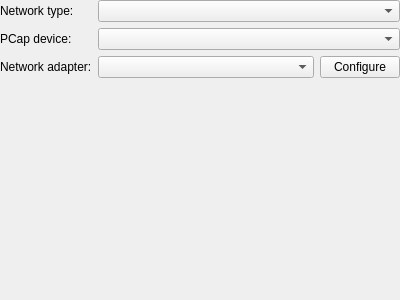
Qt form src/qt/qt_settingsnetwork.ui (86Box/86Box) before a commit.
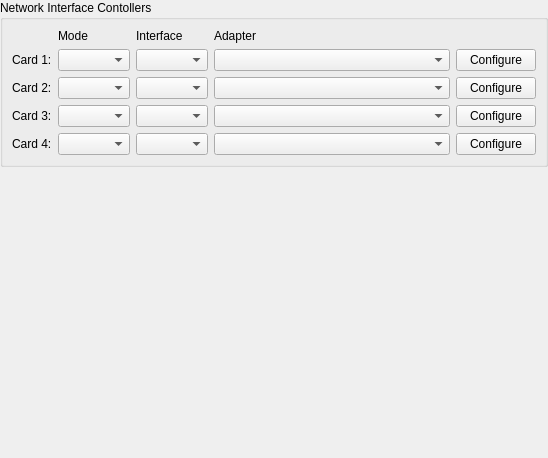
The same form after that commit.

Commit message:
Network overhaul : support for multiple NICs, performance improvement
- Add support for multiple NICs
- Switch from polling to an event loop for the host networking to avoid latency and locking issues

```diff
--- a/src/qt/qt_settingsnetwork.ui
+++ b/src/qt/qt_settingsnetwork.ui
@@ -6,14 +6,14 @@
    <rect>
     <x>0</x>
     <y>0</y>
-    <width>400</width>
-    <height>300</height>
+    <width>548</width>
+    <height>458</height>
    </rect>
   </property>
   <property name="windowTitle">
    <string>Form</string>
   </property>
-  <layout class="QGridLayout" name="gridLayout">
+  <layout class="QVBoxLayout" name="verticalLayout">
    <property name="leftMargin">
     <number>0</number>
    </property>
@@ -26,7 +26,291 @@
    <property name="bottomMargin">
     <number>0</number>
    </property>
-   <item row="6" column="0">
+   <item>
+    <widget class="QGroupBox" name="groupBox">
+     <property name="title">
+      <string>Network Interface Contollers</string>
+     </property>
+     <layout class="QGridLayout" name="gridLayout_3">
+      <item row="0" column="4">
+       <widget class="QLabel" name="label_7">
+        <property name="sizePolicy">
+         <sizepolicy hsizetype="MinimumExpanding" vsizetype="Preferred">
+          <horstretch>0</horstretch>
+          <verstretch>0</verstretch>
+         </sizepolicy>
+        </property>
+        <property name="text">
+         <string>Adapter</string>
+        </property>
+       </widget>
+      </item>
+      <item row="4" column="3">
+       <widget class="QComboBox" name="comboBoxIntf4">
+        <property name="sizePolicy">
+         <sizepolicy hsizetype="Maximum" vsizetype="Fixed">
+          <horstretch>0</horstretch>
+          <verstretch>0</verstretch>
+         </sizepolicy>
+        </property>
+       </widget>
+      </item>
+      <item row="3" column="3">
+       <widget class="QComboBox" name="comboBoxIntf3">
+        <property name="sizePolicy">
+         <sizepolicy hsizetype="Maximum" vsizetype="Fixed">
+          <horstretch>0</horstretch>
+          <verstretch>0</verstretch>
+         </sizepolicy>
+        </property>
+       </widget>
+      </item>
+      <item row="3" column="5">
+       <widget class="QPushButton" name="pushButtonConf3">
+        <property name="sizePolicy">
+         <sizepolicy hsizetype="Maximum" vsizetype="Fixed">
+          <horstretch>0</horstretch>
+          <verstretch>0</verstretch>
+         </sizepolicy>
+        </property>
+        <property name="text">
+         <string>Configure</string>
+        </property>
+       </widget>
+      </item>
+      <item row="1" column="2">
+       <widget class="QComboBox" name="comboBoxNet1">
+        <property name="sizePolicy">
+         <sizepolicy hsizetype="Maximum" vsizetype="Fixed">
+          <horstretch>0</horstretch>
+          <verstretch>0</verstretch>
+         </sizepolicy>
+        </property>
+       </widget>
+      </item>
+      <item row="3" column="0">
+       <widget class="QLabel" name="label_6">
+        <property name="sizePolicy">
+         <sizepolicy hsizetype="Maximum" vsizetype="Preferred">
+          <horstretch>0</horstretch>
+          <verstretch>0</verstretch>
+         </sizepolicy>
+        </property>
+        <property name="text">
+         <string>Card 3:</string>
+        </property>
+       </widget>
+      </item>
+      <item row="4" column="4">
+       <widget class="QComboBox" name="comboBoxNIC4">
+        <property name="sizePolicy">
+         <sizepolicy hsizetype="MinimumExpanding" vsizetype="Fixed">
+          <horstretch>0</horstretch>
+          <verstretch>0</verstretch>
+         </sizepolicy>
+        </property>
+        <property name="sizeAdjustPolicy">
+         <enum>QComboBox::AdjustToContents</enum>
+        </property>
+       </widget>
+      </item>
+      <item row="1" column="0">
+       <widget class="QLabel" name="label_3">
+        <property name="sizePolicy">
+         <sizepolicy hsizetype="Maximum" vsizetype="Preferred">
+          <horstretch>0</horstretch>
+          <verstretch>0</verstretch>
+         </sizepolicy>
+        </property>
+        <property name="text">
+         <string>Card 1:</string>
+        </property>
+       </widget>
+      </item>
+      <item row="0" column="3">
+       <widget class="QLabel" name="label_2">
+        <property name="sizePolicy">
+         <sizepolicy hsizetype="Maximum" vsizetype="Preferred">
+          <horstretch>0</horstretch>
+          <verstretch>0</verstretch>
+         </sizepolicy>
+        </property>
+        <property name="text">
+         <string>Interface</string>
+        </property>
+       </widget>
+      </item>
+      <item row="1" column="4">
+       <widget class="QComboBox" name="comboBoxNIC1">
+        <property name="sizePolicy">
+         <sizepolicy hsizetype="MinimumExpanding" vsizetype="Fixed">
+          <horstretch>0</horstretch>
+          <verstretch>0</verstretch>
+         </sizepolicy>
+        </property>
+        <property name="sizeAdjustPolicy">
+         <enum>QComboBox::AdjustToContents</enum>
+        </property>
+       </widget>
+      </item>
+      <item row="1" column="5">
+       <widget class="QPushButton" name="pushButtonConf1">
+        <property name="sizePolicy">
+         <sizepolicy hsizetype="Maximum" vsizetype="Fixed">
+          <horstretch>0</horstretch>
+          <verstretch>0</verstretch>
+         </sizepolicy>
+        </property>
+        <property name="text">
+         <string>Configure</string>
+        </property>
+       </widget>
+      </item>
+      <item row="3" column="4">
+       <widget class="QComboBox" name="comboBoxNIC3">
+        <property name="sizePolicy">
+         <sizepolicy hsizetype="MinimumExpanding" vsizetype="Fixed">
+          <horstretch>0</horstretch>
+          <verstretch>0</verstretch>
+         </sizepolicy>
+        </property>
+        <property name="sizeAdjustPolicy">
+         <enum>QComboBox::AdjustToContents</enum>
+        </property>
+       </widget>
+      </item>
+      <item row="4" column="2">
+       <widget class="QComboBox" name="comboBoxNet4">
+        <property name="sizePolicy">
+         <sizepolicy hsizetype="Maximum" vsizetype="Fixed">
+          <horstretch>0</horstretch>
+          <verstretch>0</verstretch>
+         </sizepolicy>
+        </property>
+       </widget>
+      </item>
+      <item row="4" column="0">
+       <widget class="QLabel" name="label_5">
+        <property name="sizePolicy">
+         <sizepolicy hsizetype="Maximum" vsizetype="Preferred">
+          <horstretch>0</horstretch>
+          <verstretch>0</verstretch>
+         </sizepolicy>
+        </property>
+        <property name="text">
+         <string>Card 4:</string>
+        </property>
+       </widget>
+      </item>
+      <item row="0" column="2">
+       <widget class="QLabel" name="label">
+        <property name="sizePolicy">
+         <sizepolicy hsizetype="Maximum" vsizetype="Preferred">
+          <horstretch>0</horstretch>
+          <verstretch>0</verstretch>
+         </sizepolicy>
+        </property>
+        <property name="text">
+         <string>Mode</string>
+        </property>
+       </widget>
+      </item>
+      <item row="2" column="0">
+       <widget class="QLabel" name="label_4">
+        <property name="sizePolicy">
+         <sizepolicy hsizetype="Maximum" vsizetype="Preferred">
+          <horstretch>0</horstretch>
+          <verstretch>0</verstretch>
+         </sizepolicy>
+        </property>
+        <property name="text">
+         <string>Card 2:</string>
+        </property>
+       </widget>
+      </item>
+      <item row="3" column="2">
+       <widget class="QComboBox" name="comboBoxNet3">
+        <property name="sizePolicy">
+         <sizepolicy hsizetype="Maximum" vsizetype="Fixed">
+          <horstretch>0</horstretch>
+          <verstretch>0</verstretch>
+         </sizepolicy>
+        </property>
+       </widget>
+      </item>
+      <item row="2" column="2">
+       <widget class="QComboBox" name="comboBoxNet2">
+        <property name="sizePolicy">
+         <sizepolicy hsizetype="Maximum" vsizetype="Fixed">
+          <horstretch>0</horstretch>
+          <verstretch>0</verstretch>
+         </sizepolicy>
+        </property>
+       </widget>
+      </item>
+      <item row="2" column="5">
+       <widget class="QPushButton" name="pushButtonConf2">
+        <property name="sizePolicy">
+         <sizepolicy hsizetype="Maximum" vsizetype="Fixed">
+          <horstretch>0</horstretch>
+          <verstretch>0</verstretch>
+         </sizepolicy>
+        </property>
+        <property name="text">
+         <string>Configure</string>
+        </property>
+       </widget>
+      </item>
+      <item row="4" column="5">
+       <widget class="QPushButton" name="pushButtonConf4">
+        <property name="sizePolicy">
+         <sizepolicy hsizetype="Maximum" vsizetype="Fixed">
+          <horstretch>0</horstretch>
+          <verstretch>0</verstretch>
+         </sizepolicy>
+        </property>
+        <property name="text">
+         <string>Configure</string>
+        </property>
+       </widget>
+      </item>
+      <item row="1" column="3">
+       <widget class="QComboBox" name="comboBoxIntf1">
+        <property name="sizePolicy">
+         <sizepolicy hsizetype="Maximum" vsizetype="Fixed">
+          <horstretch>0</horstretch>
+          <verstretch>0</verstretch>
+         </sizepolicy>
+        </property>
+       </widget>
+      </item>
+      <item row="2" column="3">
+       <widget class="QComboBox" name="comboBoxIntf2">
+        <property name="sizePolicy">
+         <sizepolicy hsizetype="Maximum" vsizetype="Fixed">
+          <horstretch>0</horstretch>
+          <verstretch>0</verstretch>
+         </sizepolicy>
+        </property>
+       </widget>
+      </item>
+      <item row="2" column="4">
+       <widget class="QComboBox" name="comboBoxNIC2">
+        <property name="sizePolicy">
+         <sizepolicy hsizetype="MinimumExpanding" vsizetype="Fixed">
+          <horstretch>0</horstretch>
+          <verstretch>0</verstretch>
+         </sizepolicy>
+        </property>
+        <property name="sizeAdjustPolicy">
+         <enum>QComboBox::AdjustToContents</enum>
+        </property>
+       </widget>
+      </item>
+     </layout>
+    </widget>
+   </item>
+   <item>
     <spacer name="verticalSpacer">
      <property name="orientation">
       <enum>Qt::Vertical</enum>
@@ -39,57 +323,6 @@
      </property>
     </spacer>
    </item>
-   <item row="1" column="0">
-    <widget class="QLabel" name="label_2">
-     <property name="text">
-      <string>PCap device:</string>
-     </property>
-    </widget>
-   </item>
-   <item row="0" column="0">
-    <widget class="QLabel" name="label">
-     <property name="text">
-      <string>Network type:</string>
-     </property>
-    </widget>
-   </item>
-   <item row="2" column="1">
-    <widget class="QComboBox" name="comboBoxAdapter">
-     <property name="sizePolicy">
-      <sizepolicy hsizetype="MinimumExpanding" vsizetype="Fixed">
-       <horstretch>0</horstretch>
-       <verstretch>0</verstretch>
-      </sizepolicy>
-     </property>
-    </widget>
-   </item>
-   <item row="2" column="0">
-    <widget class="QLabel" name="label_3">
-     <property name="text">
-      <string>Network adapter:</string>
-     </property>
-    </widget>
-   </item>
-   <item row="2" column="2">
-    <widget class="QPushButton" name="pushButtonConfigure">
-     <property name="text">
-      <string>Configure</string>
-     </property>
-    </widget>
-   </item>
-   <item row="0" column="1" colspan="2">
-    <widget class="QComboBox" name="comboBoxNetwork">
-     <property name="sizePolicy">
-      <sizepolicy hsizetype="Preferred" vsizetype="Fixed">
-       <horstretch>0</horstretch>
-       <verstretch>0</verstretch>
-      </sizepolicy>
-     </property>
-    </widget>
-   </item>
-   <item row="1" column="1" colspan="2">
-    <widget class="QComboBox" name="comboBoxPcap"/>
-   </item>
   </layout>
  </widget>
  <resources/>
```
The commit also changes 20 other files.
